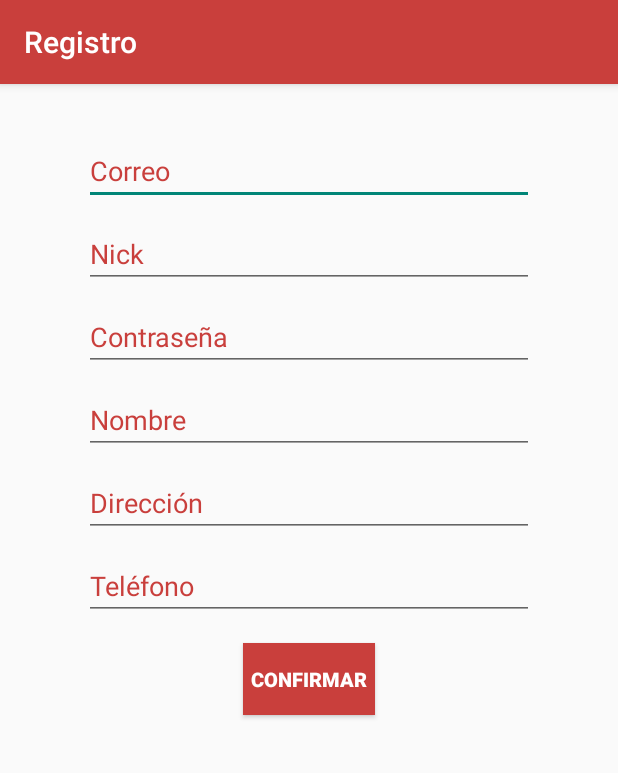
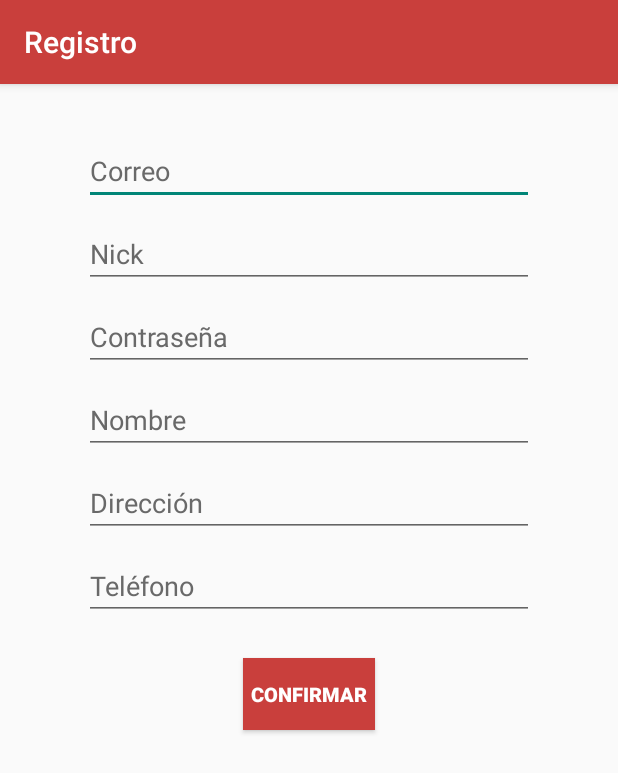
Before and after one commit to OscarClemente/ps-15-e01-journey, an Android app: the RegistroActivity screen opened directly, with no data from a screen before it, on a phone screen of 412 x 824 dp. Shown: the top 773 px of the screen. Run offline under Robolectric (Android 15) with nearby library versions, the phone set to English and light mode, and no system bars.

Commit message:
Commit and Push

```diff
--- a/app/src/main/res/layout/registro.xml
+++ b/app/src/main/res/layout/registro.xml
@@ -16,7 +16,7 @@
             android:layout_width="300dp"
             android:layout_height="wrap_content"
             android:hint="Correo"
-            android:textColorHint="@color/journeyred"
+            android:textColorHint="@color/grisOscuroHint"
             android:layout_weight="1"
             android:layout_marginTop="35dp"
             android:textColor="#ffffffff" />
@@ -25,7 +25,7 @@
             android:layout_width="300dp"
             android:layout_height="wrap_content"
             android:hint="Nick"
-            android:textColorHint="@color/journeyred"
+            android:textColorHint="@color/grisOscuroHint"
             android:layout_weight="1"
             android:layout_marginTop="10dp"
             android:textColor="#ffffffff"/>
@@ -35,7 +35,7 @@
             android:layout_height="wrap_content"
             android:inputType="textPassword"
             android:hint="Contraseña"
-            android:textColorHint="@color/journeyred"
+            android:textColorHint="@color/grisOscuroHint"
             android:layout_weight="1"
             android:layout_marginTop="10dp"
             android:textColor="#ffffffff"/>
@@ -44,7 +44,7 @@
             android:layout_width="300dp"
             android:layout_height="wrap_content"
             android:hint="Nombre"
-            android:textColorHint="@color/journeyred"
+            android:textColorHint="@color/grisOscuroHint"
             android:layout_weight="1"
             android:layout_marginTop="10dp"
             android:textColor="#ffffffff"/>
@@ -53,7 +53,7 @@
             android:layout_width="300dp"
             android:layout_height="wrap_content"
             android:hint="Dirección"
-            android:textColorHint="@color/journeyred"
+            android:textColorHint="@color/grisOscuroHint"
             android:layout_weight="1"
             android:layout_marginTop="10dp"
             android:textColor="#ffffffff"/>
@@ -62,14 +62,14 @@
             android:layout_width="300dp"
             android:layout_height="wrap_content"
             android:hint="Teléfono"
-            android:textColorHint="@color/journeyred"
+            android:textColorHint="@color/grisOscuroHint"
             android:layout_weight="1"
             android:layout_marginTop="10dp"
             android:textColor="#ffffffff"/>
     </LinearLayout>
 
     <Button android:id="@+id/confirmar"
-        android:layout_marginTop="15dp"
+        android:layout_marginTop="25dp"
 	  	android:text="Confirmar"
 		android:layout_width="wrap_content"
 		android:layout_height="wrap_content"
--- a/app/src/main/res/values/colors.xml
+++ b/app/src/main/res/values/colors.xml
@@ -14,6 +14,7 @@
     <item name="journeyred" type="color">#FFC93F3C</item>
     <item name="journeygris" type="color">#FFDBDBDB</item>
     <item name="grisHint" type="color">#FFA1A1A1</item>
+    <item name="grisOscuroHint" type="color">#696969</item>
     <item name="whiteHint" type="color">#FFFFFFFF</item>
 
     <integer-array name="androidcolors">
```
